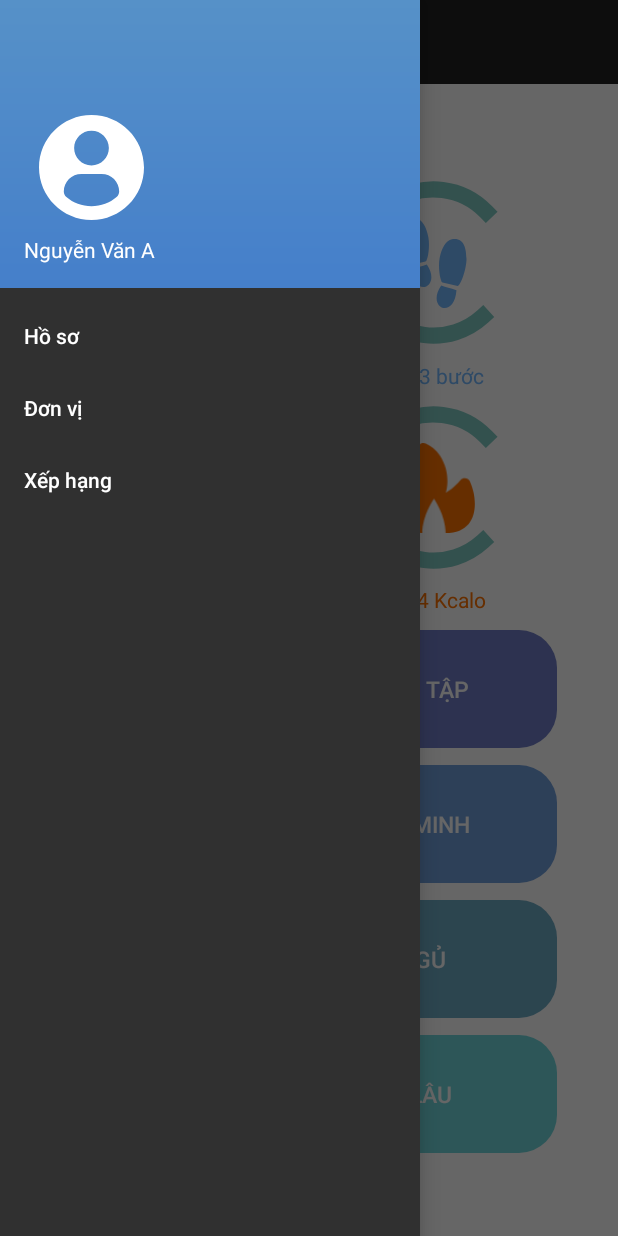
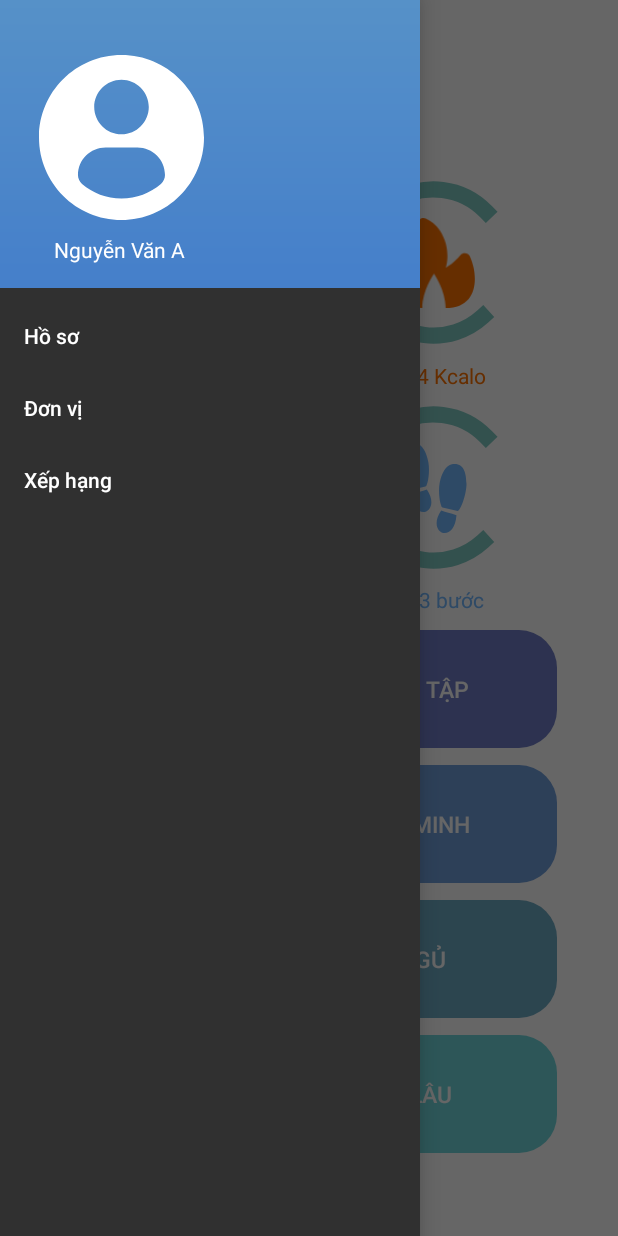
Before and after one commit to vukihai/UI.group21.HealthCareApp, an Android app: the screen it shows after launch (MainActivity), with the side drawer open, on a phone screen of 412 x 824 dp. Run offline under Robolectric (Android 15) with nearby library versions, the phone set to English and light mode, and no system bars; libraries missing offline, so code that uses them is left out: com.mikhaellopez.circularprogressbar; plain views replace CircularProgressBar.

Commit message:
Chuyen vi tri circle

```diff
--- a/app/src/main/res/layout/activity_main.xml
+++ b/app/src/main/res/layout/activity_main.xml
@@ -23,7 +23,7 @@
                 android:id="@+id/toolbar"
                 android:layout_width="match_parent"
                 android:layout_height="?attr/actionBarSize"
-                android:background="?attr/colorPrimary"
+                android:background="@color/white"
                 android:theme="@style/ThemeOverlay.AppCompat.ActionBar" />
 
             <TextView
@@ -119,7 +119,8 @@
                     app:layout_constraintBottom_toTopOf="@+id/tv_step"
                     app:layout_constraintLeft_toLeftOf="@id/guideline_header_vertical"
                     app:layout_constraintRight_toRightOf="parent"
-                    app:layout_constraintTop_toTopOf="parent" />
+                    app:layout_constraintTop_toBottomOf="@+id/guideline_header_horizon"
+                     />
 
                 <Button
                     android:id="@+id/btn_step"
@@ -148,7 +149,7 @@
                     android:layout_height="wrap_content"
                     android:text="3453 bước"
                     android:textColor="#74b9ff"
-                    app:layout_constraintBottom_toTopOf="@+id/guideline_header_horizon"
+                    app:layout_constraintBottom_toBottomOf="parent"
                     app:layout_constraintLeft_toLeftOf="@+id/guideline_header_vertical"
                     app:layout_constraintRight_toRightOf="parent"
                     app:layout_constraintTop_toBottomOf="@+id/circle_step" />
@@ -203,7 +204,7 @@
                     app:layout_constraintTop_toBottomOf="@+id/circle_route" />
 
                 <com.mikhaellopez.circularprogressbar.CircularProgressBar
-                    android:id="@+id/circle_sleep"
+                    android:id="@+id/circle_calos"
                     android:layout_width="130dp"
                     android:layout_height="130dp"
                     android:layout_gravity="center"
@@ -214,10 +215,11 @@
                     app:cpb_progressbar_color="#0984e3"
                     app:cpb_progressbar_width="10dp"
                     app:cpb_round_border="false"
+                    app:layout_constraintTop_toTopOf="parent"
                     app:layout_constraintBottom_toTopOf="@id/tv_calo"
                     app:layout_constraintLeft_toLeftOf="@id/guideline_header_vertical"
                     app:layout_constraintRight_toRightOf="parent"
-                    app:layout_constraintTop_toBottomOf="@+id/guideline_header_horizon" />
+                     />
 
                 <Button
                     android:id="@+id/btn_calo"
@@ -225,10 +227,10 @@
                     android:layout_height="130dp"
                     android:background="#00000000"
 
-                    app:layout_constraintBottom_toBottomOf="@+id/circle_sleep"
-                    app:layout_constraintLeft_toLeftOf="@+id/circle_sleep"
-                    app:layout_constraintRight_toRightOf="@+id/circle_sleep"
-                    app:layout_constraintTop_toTopOf="@+id/circle_sleep" />
+                    app:layout_constraintBottom_toBottomOf="@+id/circle_calos"
+                    app:layout_constraintLeft_toLeftOf="@+id/circle_calos"
+                    app:layout_constraintRight_toRightOf="@+id/circle_calos"
+                    app:layout_constraintTop_toTopOf="@+id/circle_calos" />
 
                 <ImageView
                     android:id="@+id/imageView6"
@@ -247,10 +249,10 @@
                     android:layout_height="wrap_content"
                     android:text="5234 Kcalo"
                     android:textColor="#FF7300"
-                    app:layout_constraintBottom_toBottomOf="parent"
+                    app:layout_constraintBottom_toBottomOf="@id/guideline_header_horizon"
                     app:layout_constraintLeft_toLeftOf="@+id/guideline_header_vertical"
                     app:layout_constraintRight_toRightOf="parent"
-                    app:layout_constraintTop_toBottomOf="@id/circle_sleep" />
+                    app:layout_constraintTop_toBottomOf="@id/circle_calos" />
 
             </androidx.constraintlayout.widget.ConstraintLayout>
 
--- a/app/src/main/res/layout/nav_header.xml
+++ b/app/src/main/res/layout/nav_header.xml
@@ -8,8 +8,8 @@
     android:orientation="vertical"
     android:gravity="bottom">
 <ImageView
-    android:layout_width="90dp"
-    android:layout_height="90dp"
+    android:layout_width="130dp"
+    android:layout_height="130dp"
     android:src="@drawable/ic_profile_user"
     android:background="@drawable/boder32"/>
     <TextView
@@ -17,6 +17,7 @@
         android:layout_height="wrap_content"
         android:text="Nguyễn Văn A"
         android:textColor="@color/white"
+        android:layout_marginLeft="20dp"
         android:textAppearance="@style/TextAppearance.AppCompat.Body1"/>
 
 </LinearLayout>
```
